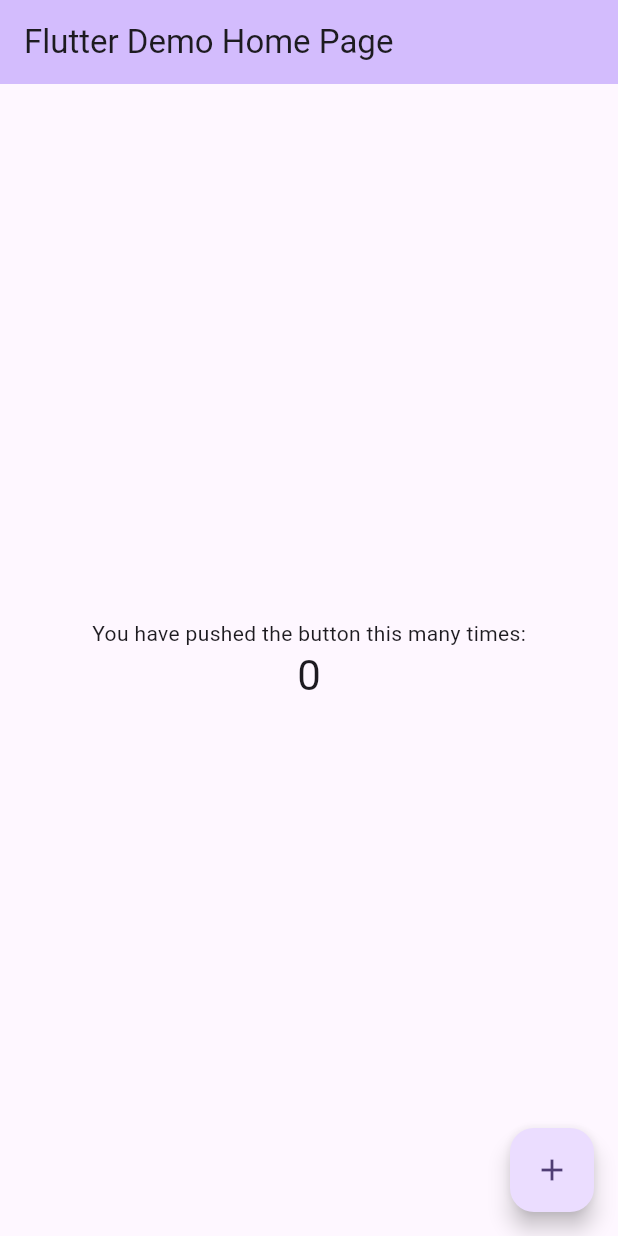
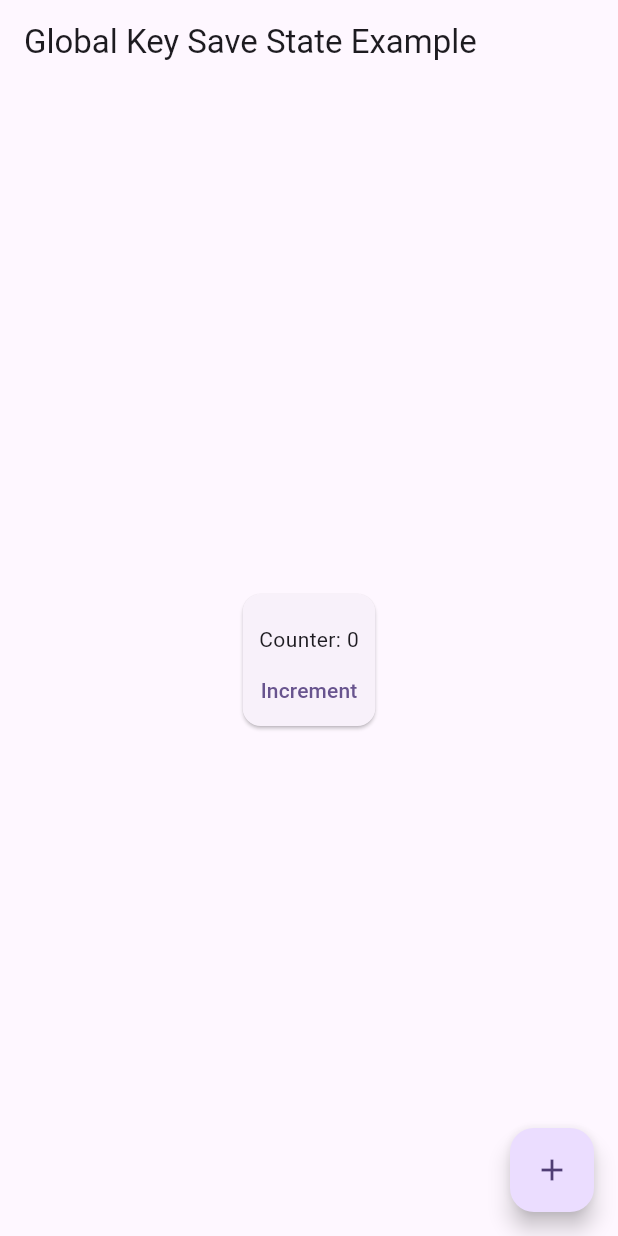
Before and after one commit to RuslanTsitser/otus_example, a Flutter app: the screen it shows after launch, on a phone screen of 412 x 824 dp. Run offline on Flutter 3.47's test engine with Material 3 defaults, Android fonts, the phone set to English and light mode, and no system bars.

Commit message:
global key save state example

```diff
--- a/lib/main.dart
+++ b/lib/main.dart
@@ -1,3 +1,4 @@
+import 'package:basic/src/example/index.dart';
 import 'package:flutter/material.dart';
 
 void main() {
@@ -7,119 +8,15 @@ void main() {
 class MyApp extends StatelessWidget {
   const MyApp({super.key});
 
-  // This widget is the root of your application.
   @override
   Widget build(BuildContext context) {
     return MaterialApp(
       title: 'Flutter Demo',
       theme: ThemeData(
-        // This is the theme of your application.
-        //
-        // TRY THIS: Try running your application with "flutter run". You'll see
-        // the application has a purple toolbar. Then, without quitting the app,
-        // try changing the seedColor in the colorScheme below to Colors.green
-        // and then invoke "hot reload" (save your changes or press the "hot
-        // reload" button in a Flutter-supported IDE, or press "r" if you used
-        // the command line to start the app).
-        //
-        // Notice that the counter didn't reset back to zero; the application
-        // state is not lost during the reload. To reset the state, use hot
-        // restart instead.
-        //
-        // This works for code too, not just values: Most code changes can be
-        // tested with just a hot reload.
         colorScheme: ColorScheme.fromSeed(seedColor: Colors.deepPurple),
         useMaterial3: true,
       ),
-      home: const MyHomePage(title: 'Flutter Demo Home Page'),
+      home: const GlobalKeySaveStateExample(),
     );
   }
 }
-
-class MyHomePage extends StatefulWidget {
-  const MyHomePage({super.key, required this.title});
-
-  // This widget is the home page of your application. It is stateful, meaning
-  // that it has a State object (defined below) that contains fields that affect
-  // how it looks.
-
-  // This class is the configuration for the state. It holds the values (in this
-  // case the title) provided by the parent (in this case the App widget) and
-  // used by the build method of the State. Fields in a Widget subclass are
-  // always marked "final".
-
-  final String title;
-
-  @override
-  State<MyHomePage> createState() => _MyHomePageState();
-}
-
-class _MyHomePageState extends State<MyHomePage> {
-  int _counter = 0;
-
-  void _incrementCounter() {
-    setState(() {
-      // This call to setState tells the Flutter framework that something has
-      // changed in this State, which causes it to rerun the build method below
-      // so that the display can reflect the updated values. If we changed
-      // _counter without calling setState(), then the build method would not be
-      // called again, and so nothing would appear to happen.
-      _counter++;
-    });
-  }
-
-  @override
-  Widget build(BuildContext context) {
-    // This method is rerun every time setState is called, for instance as done
-    // by the _incrementCounter method above.
-    //
-    // The Flutter framework has been optimized to make rerunning build methods
-    // fast, so that you can just rebuild anything that needs updating rather
-    // than having to individually change instances of widgets.
-    return Scaffold(
-      appBar: AppBar(
-        // TRY THIS: Try changing the color here to a specific color (to
-        // Colors.amber, perhaps?) and trigger a hot reload to see the AppBar
-        // change color while the other colors stay the same.
-        backgroundColor: Theme.of(context).colorScheme.inversePrimary,
-        // Here we take the value from the MyHomePage object that was created by
-        // the App.build method, and use it to set our appbar title.
-        title: Text(widget.title),
-      ),
-      body: Center(
-        // Center is a layout widget. It takes a single child and positions it
-        // in the middle of the parent.
-        child: Column(
-          // Column is also a layout widget. It takes a list of children and
-          // arranges them vertically. By default, it sizes itself to fit its
-          // children horizontally, and tries to be as tall as its parent.
-          //
-          // Column has various properties to control how it sizes itself and
-          // how it positions its children. Here we use mainAxisAlignment to
-          // center the children vertically; the main axis here is the vertical
-          // axis because Columns are vertical (the cross axis would be
-          // horizontal).
-          //
-          // TRY THIS: Invoke "debug painting" (choose the "Toggle Debug Paint"
-          // action in the IDE, or press "p" in the console), to see the
-          // wireframe for each widget.
-          mainAxisAlignment: MainAxisAlignment.center,
-          children: <Widget>[
-            const Text(
-              'You have pushed the button this many times:',
-            ),
-            Text(
-              '$_counter',
-              style: Theme.of(context).textTheme.headlineMedium,
-            ),
-          ],
-        ),
-      ),
-      floatingActionButton: FloatingActionButton(
-        onPressed: _incrementCounter,
-        tooltip: 'Increment',
-        child: const Icon(Icons.add),
-      ), // This trailing comma makes auto-formatting nicer for build methods.
-    );
-  }
-}
--- /dev/null
+++ b/lib/src/example/global_key_save_state_example.dart
@@ -0,0 +1,82 @@
+import 'package:flutter/material.dart';
+
+class GlobalKeySaveStateExample extends StatefulWidget {
+  const GlobalKeySaveStateExample({super.key});
+
+  @override
+  State<GlobalKeySaveStateExample> createState() => _GlobalKeySaveStateExampleState();
+}
+
+class _GlobalKeySaveStateExampleState extends State<GlobalKeySaveStateExample> {
+  bool _isHome = true;
+  final _homeKey = GlobalKey();
+
+  @override
+  Widget build(BuildContext context) {
+    return Scaffold(
+      appBar: AppBar(
+        title: const Text('Global Key Save State Example'),
+      ),
+      floatingActionButton: FloatingActionButton(
+        onPressed: () {
+          setState(() {
+            _isHome = !_isHome;
+          });
+        },
+        child: const Icon(Icons.add),
+      ),
+      bottomNavigationBar: !_isHome
+          ? HomeView(
+              key: _homeKey,
+            )
+          : null,
+      body: _isHome
+          ? Center(
+              child: HomeView(
+                key: _homeKey,
+              ),
+            )
+          : null,
+    );
+  }
+}
+
+class HomeView extends StatefulWidget {
+  const HomeView({super.key});
+
+  @override
+  State<HomeView> createState() => _HomeViewState();
+}
+
+class _HomeViewState extends State<HomeView> {
+  @override
+  void dispose() {
+    print('HomeView disposed');
+    super.dispose();
+  }
+
+  int _counter = 0;
+  void incrementCounter() {
+    setState(() {
+      _counter++;
+    });
+  }
+
+  @override
+  Widget build(BuildContext context) {
+    return Card(
+      child: Column(
+        mainAxisSize: MainAxisSize.min,
+        mainAxisAlignment: MainAxisAlignment.center,
+        children: <Widget>[
+          const SizedBox(height: 20),
+          Text('Counter: $_counter'),
+          TextButton(
+            onPressed: incrementCounter,
+            child: const Text('Increment'),
+          ),
+        ],
+      ),
+    );
+  }
+}
--- a/lib/src/example/index.dart
+++ b/lib/src/example/index.dart
@@ -1,4 +1,5 @@
 export 'global_key_read_property_example.dart';
+export 'global_key_save_state_example.dart';
 export 'inherited_widget_example_with_callback.dart';
 export 'local_key_example.dart';
 export 'simple_inherited_widget_example.dart';
```
